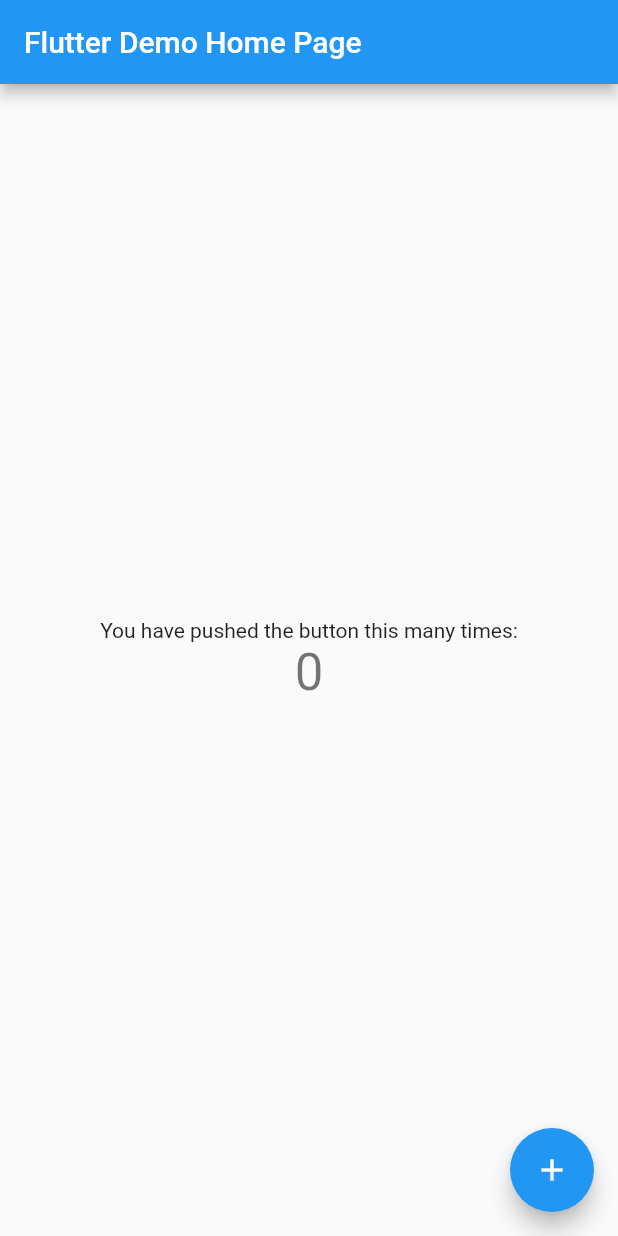
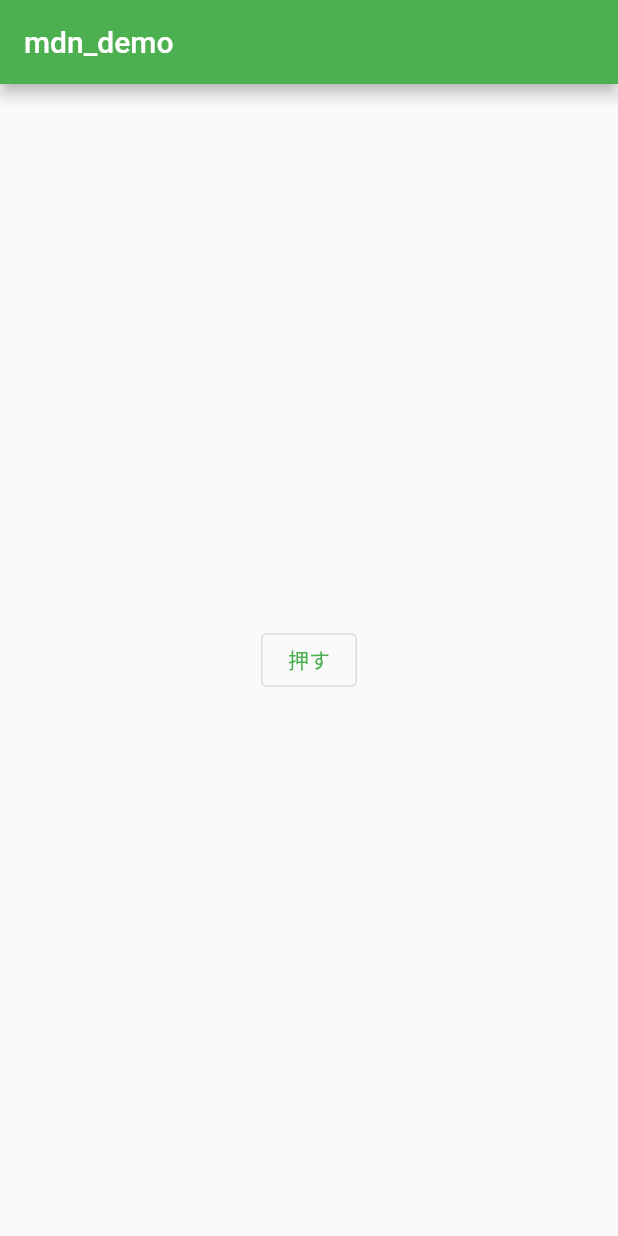
Before and after one commit to yousheng5/mdn_app, a Flutter app: the screen it shows after launch, on a phone screen of 412 x 824 dp. Run offline on Flutter 3.47's test engine with Material 2 defaults, Android fonts, the phone set to English and light mode, and no system bars.

Commit message:
初期動作確認

```diff
--- a/lib/main.dart
+++ b/lib/main.dart
@@ -12,7 +12,7 @@ class MyApp extends StatelessWidget {
     return MaterialApp(
       title: 'mdn',
       theme: ThemeData(
-        primarySwatch: Colors.blue,
+        primarySwatch: Colors.green,
       ),
       home: const MyHomePage(title: 'Flutter Demo Home Page'),
     );
@@ -40,28 +40,16 @@ class _MyHomePageState extends State<MyHomePage> {
   @override
   Widget build(BuildContext context) {
     return Scaffold(
-      appBar: AppBar(
-        title: Text(widget.title),
-      ),
-      body: Center(
-        child: Column(
-          mainAxisAlignment: MainAxisAlignment.center,
-          children: <Widget>[
-            const Text(
-              'You have pushed the button this many times:',
-            ),
-            Text(
-              '$_counter',
-              style: Theme.of(context).textTheme.headlineMedium,
-            ),
-          ],
+        appBar: AppBar(
+          title: Text('mdn_demo'),
         ),
-      ),
-      floatingActionButton: FloatingActionButton(
-        onPressed: _incrementCounter,
-        tooltip: 'Increment',
-        child: const Icon(Icons.add),
-      ),
-    );
+        body: Center(
+          child: OutlinedButton(
+            onPressed: () {
+              //何か入れる
+            },
+            child: Text('押す'),
+          ),
+        ));
   }
 }
```
